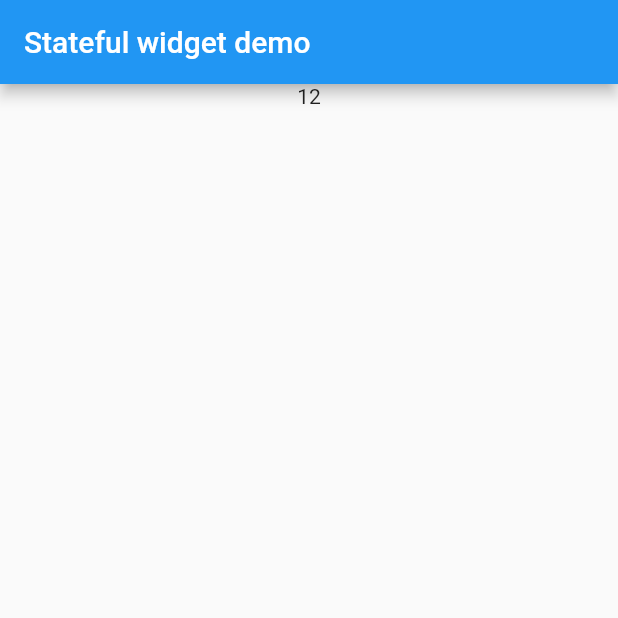
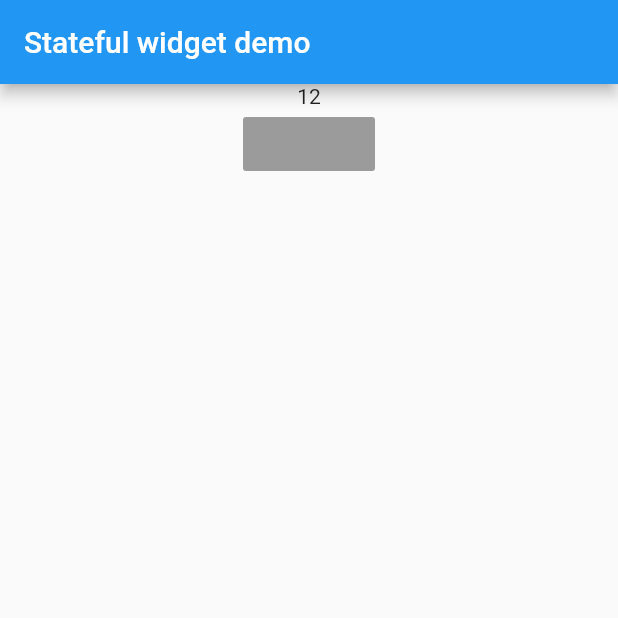
Before and after one commit to feyto81/learn-flutter-statefull-widget, a Flutter app: the screen it shows after launch, on a phone screen of 412 x 824 dp, the top half of it. Run offline on Flutter 3.47's test engine with Material 2 defaults, Android fonts, the phone set to English and light mode, and no system bars.

Commit message:
adding raised button

```diff
--- a/lib/main.dart
+++ b/lib/main.dart
@@ -19,9 +19,7 @@ class _MyAppState extends State<MyApp> {
         ),
         body: Center(
           child: Column(
-            children: <Widget>[
-              Text("12"),
-            ],
+            children: <Widget>[Text("12"), RaisedButton()],
           ),
         ),
       ),
```
